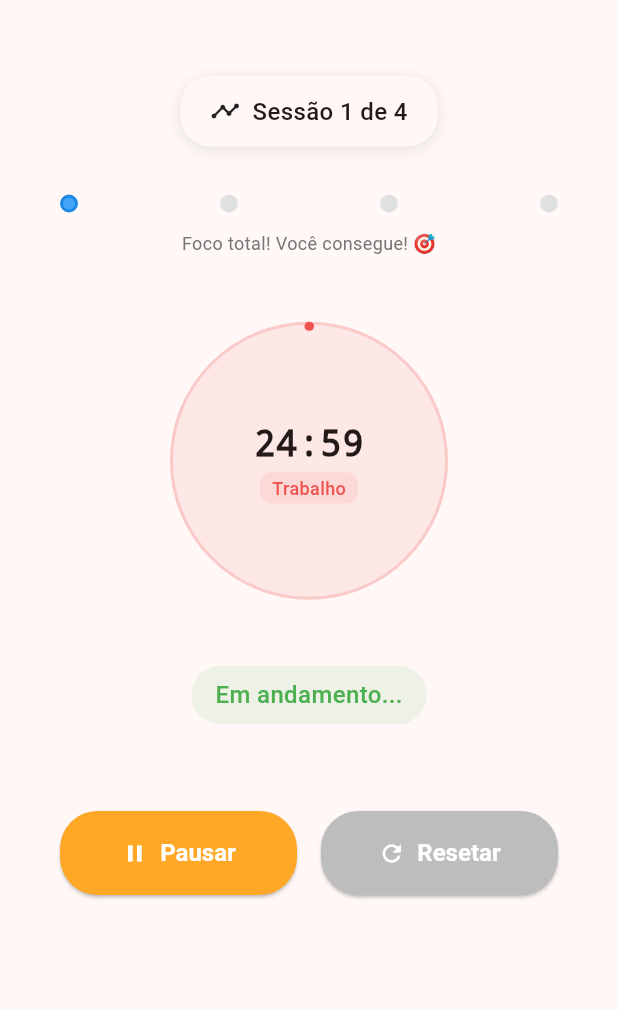
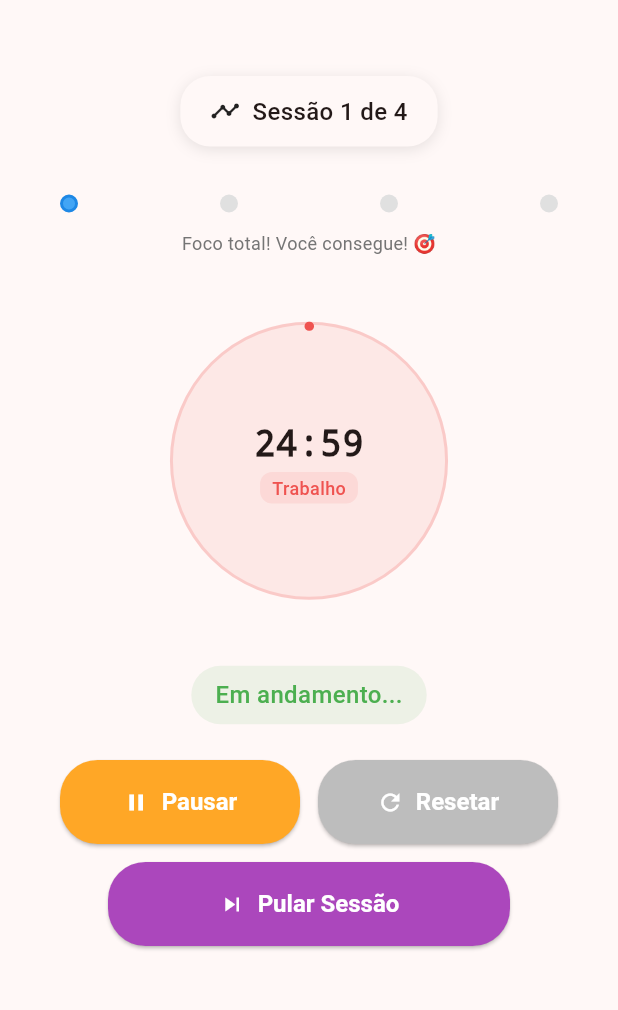
Before and after one commit to Penfore/our-pomodoro, a Flutter app: the screen it shows after launch, after a tap on "Trabalho", on a phone screen of 412 x 824 dp, the part 62-1072 px from its top. Run offline on Flutter 3.47's test engine with Material 3 defaults, Android fonts, the phone set to English and light mode, and no system bars; our stand-ins replace connectivity_plus, equatable, flutter_bloc, get_it, shared_preferences.

Commit message:
feat: enhance timer controls with skip session functionality and improve layout

```diff
--- a/lib/features/pomodoro/presentation/widgets/session_info_widget.dart
+++ b/lib/features/pomodoro/presentation/widgets/session_info_widget.dart
@@ -127,16 +127,19 @@ class SessionInfoWidget extends StatelessWidget {
   }
 
   Widget _buildSessionDot(int index, int currentSession, int totalSessions) {
-    final isActive = index < currentSession;
-    final isCurrent = index == currentSession - 1;
+    final workSessionsCompleted = (currentSession - 1).clamp(0, totalSessions);
+
+    final isCompleted = index < workSessionsCompleted;
+    final isCurrent =
+        index == workSessionsCompleted && workSessionsCompleted < totalSessions;
 
     Color dotColor;
-    if (isActive && !isCurrent) {
-      dotColor = Colors.green.shade400; // Completed sessions
+    if (isCompleted) {
+      dotColor = Colors.green.shade400;
     } else if (isCurrent) {
-      dotColor = Colors.blue.shade400; // Current session
+      dotColor = Colors.blue.shade400;
     } else {
-      dotColor = Colors.grey.shade300; // Future sessions
+      dotColor = Colors.grey.shade300;
     }
 
     return Container(
--- a/lib/features/pomodoro/presentation/widgets/timer_controls_widget.dart
+++ b/lib/features/pomodoro/presentation/widgets/timer_controls_widget.dart
@@ -50,7 +50,9 @@ class TimerControlsWidget extends StatelessWidget {
   }
 
   Widget _buildRunningControls(BuildContext context) {
-    return Row(
+    return Column(
+      children: [
+        Row(
           mainAxisAlignment: MainAxisAlignment.spaceEvenly,
           children: [
             // Pause button
@@ -64,14 +66,17 @@ class TimerControlsWidget extends StatelessWidget {
                 style: ElevatedButton.styleFrom(
                   backgroundColor: Colors.orange.shade400,
                   foregroundColor: Colors.white,
-              padding: const EdgeInsets.symmetric(horizontal: 24, vertical: 12),
+                  padding: const EdgeInsets.symmetric(
+                    horizontal: 24,
+                    vertical: 12,
+                  ),
                   shape: RoundedRectangleBorder(
                     borderRadius: BorderRadius.circular(25),
                   ),
                 ),
               ),
             ),
-        const SizedBox(width: 16),
+            const SizedBox(width: 12),
             // Reset button
             Flexible(
               child: ElevatedButton.icon(
@@ -83,7 +88,35 @@ class TimerControlsWidget extends StatelessWidget {
                 style: ElevatedButton.styleFrom(
                   backgroundColor: Colors.grey.shade400,
                   foregroundColor: Colors.white,
-              padding: const EdgeInsets.symmetric(horizontal: 24, vertical: 12),
+                  padding: const EdgeInsets.symmetric(
+                    horizontal: 24,
+                    vertical: 12,
+                  ),
+                ),
+              ),
+            ),
+          ],
+        ),
+        const SizedBox(height: 12),
+        // Skip button
+        SizedBox(
+          width: double.infinity,
+          child: Padding(
+            padding: const EdgeInsets.symmetric(horizontal: 32),
+            child: ElevatedButton.icon(
+              onPressed: () {
+                DialogUtils.showSkipConfirmation(context);
+              },
+              icon: const Icon(Icons.skip_next),
+              label: const Text('Pular Sessão'),
+              style: ElevatedButton.styleFrom(
+                backgroundColor: Colors.purple.shade400,
+                foregroundColor: Colors.white,
+                padding: const EdgeInsets.symmetric(vertical: 12),
+                shape: RoundedRectangleBorder(
+                  borderRadius: BorderRadius.circular(25),
+                ),
+              ),
             ),
           ),
         ),
@@ -92,7 +125,9 @@ class TimerControlsWidget extends StatelessWidget {
   }
 
   Widget _buildPausedControls(BuildContext context) {
-    return Row(
+    return Column(
+      children: [
+        Row(
           mainAxisAlignment: MainAxisAlignment.spaceEvenly,
           children: [
             // Resume button
@@ -106,14 +141,17 @@ class TimerControlsWidget extends StatelessWidget {
                 style: ElevatedButton.styleFrom(
                   backgroundColor: Colors.green.shade400,
                   foregroundColor: Colors.white,
-              padding: const EdgeInsets.symmetric(horizontal: 24, vertical: 12),
+                  padding: const EdgeInsets.symmetric(
+                    horizontal: 24,
+                    vertical: 12,
+                  ),
                   shape: RoundedRectangleBorder(
                     borderRadius: BorderRadius.circular(25),
                   ),
                 ),
               ),
             ),
-        const SizedBox(width: 16),
+            const SizedBox(width: 12),
             // Reset button
             Flexible(
               child: ElevatedButton.icon(
@@ -125,9 +163,37 @@ class TimerControlsWidget extends StatelessWidget {
                 style: ElevatedButton.styleFrom(
                   backgroundColor: Colors.grey.shade400,
                   foregroundColor: Colors.white,
-              padding: const EdgeInsets.symmetric(horizontal: 24, vertical: 12),
+                  padding: const EdgeInsets.symmetric(
+                    horizontal: 24,
+                    vertical: 12,
+                  ),
                   shape: RoundedRectangleBorder(
                     borderRadius: BorderRadius.circular(25),
+                  ),
+                ),
+              ),
+            ),
+          ],
+        ),
+        const SizedBox(height: 12),
+        // Skip button
+        SizedBox(
+          width: double.infinity,
+          child: Padding(
+            padding: const EdgeInsets.symmetric(horizontal: 32),
+            child: ElevatedButton.icon(
+              onPressed: () {
+                DialogUtils.showSkipConfirmation(context);
+              },
+              icon: const Icon(Icons.skip_next),
+              label: const Text('Pular Sessão'),
+              style: ElevatedButton.styleFrom(
+                backgroundColor: Colors.purple.shade400,
+                foregroundColor: Colors.white,
+                padding: const EdgeInsets.symmetric(vertical: 12),
+                shape: RoundedRectangleBorder(
+                  borderRadius: BorderRadius.circular(25),
+                ),
               ),
             ),
           ),
```
Lines whose indentation alone changed are shown as unchanged.
